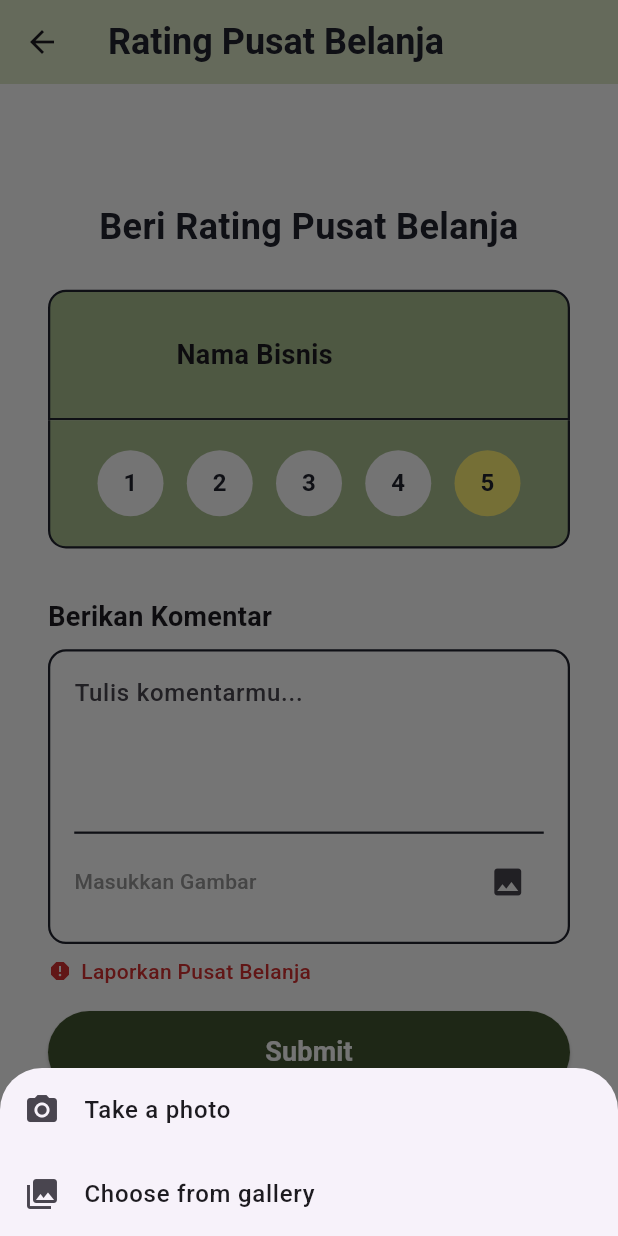
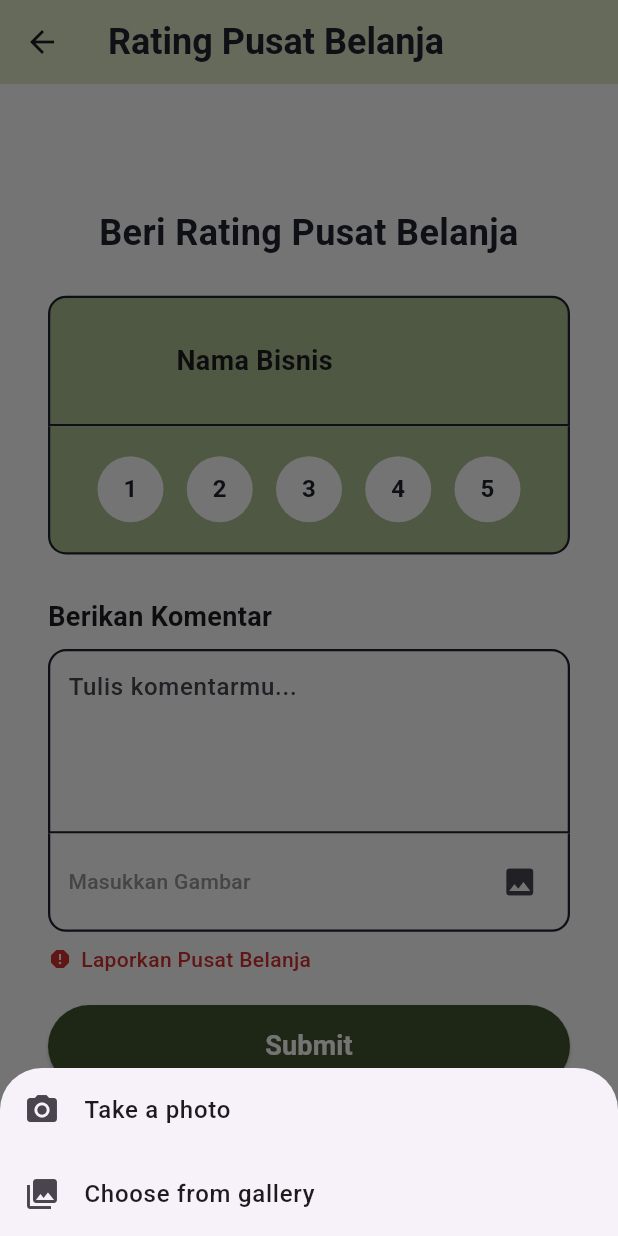
Before and after one commit to jasonrivalino/ta_nutrisenior_app, a Flutter app: the RatingView screen opened directly with empty values, after a tap on the "image" icon, on a phone screen of 412 x 824 dp. Run offline on Flutter 3.47's test engine with Material 3 defaults, Android fonts, the phone set to English and light mode, and no system bars; our stand-ins replace connectivity_plus, flutter_local_notifications, fluttertoast, font_awesome_flutter, go_router, google_sign_in and 2 more; Roboto replaces fonts that are missing (Roboto-Bold, Roboto-Medium).

Commit message:
chore: class separation for rating

```diff
--- a/lib/features/HistorySection/DoneHistory/Rating/rating_view.dart
+++ b/lib/features/HistorySection/DoneHistory/Rating/rating_view.dart
@@ -1,15 +1,15 @@
-import 'dart:io';
-
 import 'package:connectivity_plus/connectivity_plus.dart';
 import 'package:flutter/material.dart';
 import 'package:fluttertoast/fluttertoast.dart';
 import 'package:go_router/go_router.dart';
+import 'package:ta_nutrisenior_app/features/HistorySection/DoneHistory/Rating/rating_widget.dart';
 // import 'package:go_router/go_router.dart';
 import 'package:ta_nutrisenior_app/shared/styles/colors.dart';
 import 'package:ta_nutrisenior_app/shared/styles/fonts.dart';
 import 'package:ta_nutrisenior_app/shared/widgets/appbar.dart';
 
 import '../../../../shared/utils/handling_choose_image.dart';
+import '../../../../shared/widgets/comment_input_card.dart';
 import '../../../../shared/widgets/submit_button.dart';
 
 class RatingView extends StatefulWidget {
@@ -33,7 +33,7 @@ class RatingView extends StatefulWidget {
 }
 
 class _RatingViewState extends State<RatingView> {
-  int selectedRating = 5;
+  int selectedRating = 0;
   final TextEditingController _commentController = TextEditingController();
   final List<String> _selectedImages = [];
 
@@ -95,169 +95,23 @@ class _RatingViewState extends State<RatingView> {
                 textAlign: TextAlign.center,
               ),
               SizedBox(height: MediaQuery.of(context).size.height * 0.03),
-              Container(
-                padding: const EdgeInsets.all(12),
-                decoration: BoxDecoration(
-                  color: AppColors.frogGreen,
-                  borderRadius: const BorderRadius.only(
-                    topLeft: Radius.circular(12),
-                    topRight: Radius.circular(12),
-                  ),
-                  border: Border.all(color: AppColors.dark, width: 1.5),
-                ),
-                child: Row(
-                  children: [
-                    ClipRRect(
-                      borderRadius: BorderRadius.circular(8),
-                      child: Image.asset(
-                        widget.businessImage ?? 'assets/images/dummy/chat/driver.png',
-                        width: 60,
-                        height: 60,
-                        fit: BoxFit.cover,
-                      ),
-                    ),
-                    const SizedBox(width: 12),
-                    Expanded(
-                      child: Text(
-                        ratingTarget,
-                        style: const TextStyle(
-                          fontSize: 18,
-                          fontWeight: FontWeight.bold,
-                          fontFamily: AppFonts.fontBold,
-                        ),
-                      ),
-                    ),
-                  ],
-                ),
+              RatingCard(
+                ratingTarget: ratingTarget,
+                businessImage: widget.businessImage,
+                selectedRating: selectedRating,
+                onRatingSelected: (rating) {
+                  setState(() {
+                    selectedRating = rating;
+                  });
+                },
               ),
-              Container(
-                padding: const EdgeInsets.all(16),
-                decoration: BoxDecoration(
-                  color: AppColors.frogGreen,
-                  borderRadius: const BorderRadius.only(
-                    bottomLeft: Radius.circular(12),
-                    bottomRight: Radius.circular(12),
-                  ),
-                  border: const Border(
-                    left: BorderSide(color: AppColors.dark, width: 1.5),
-                    right: BorderSide(color: AppColors.dark, width: 1.5),
-                    bottom: BorderSide(color: AppColors.dark, width: 1.5),
-                  ),
-                ),
-                child: Row(
-                  mainAxisAlignment: MainAxisAlignment.spaceEvenly,
-                  children: List.generate(5, (index) {
-                    final value = index + 1;
-                    return GestureDetector(
-                      onTap: () => setState(() => selectedRating = value),
-                      child: Padding(
-                        padding: const EdgeInsets.symmetric(vertical: 4),
-                        child: CircleAvatar(
-                          radius: 22,
-                          backgroundColor: selectedRating == value ? AppColors.orangyYellow : AppColors.soapstone,
-                          child: Text(
-                            "$value",
-                            style: TextStyle(
-                              color: AppColors.dark,
-                              fontWeight: FontWeight.bold,
-                            ),
-                          ),
-                        ),
-                      ),
-                    );
-                  }),
-                ),
+              SizedBox(height: MediaQuery.of(context).size.height * 0.035),
+              CommentInputCard(
+                controller: _commentController,
+                selectedImages: _selectedImages,
+                onChooseImage: _handleChooseImage,
+                onRemoveImage: _removeImage,
               ),
-              SizedBox(height: MediaQuery.of(context).size.height * 0.04),
-              const Text("Berikan Komentar",
-                  style: TextStyle(
-                  fontSize: 18,
-                  fontWeight: FontWeight.bold,
-                  fontFamily: AppFonts.fontBold,
-                ),
-              ),
-              SizedBox(height: MediaQuery.of(context).size.height * 0.01),
-              Container(
-                padding: const EdgeInsets.all(16),
-                decoration: BoxDecoration(
-                  color: Colors.white,
-                  border: Border.all(color: AppColors.dark, width: 1.5),
-                  borderRadius: BorderRadius.circular(12),
-                ),
-                child: Column(
-                  children: [
-                    TextField(
-                      controller: _commentController,
-                      maxLines: 4,
-                      decoration: const InputDecoration.collapsed(
-                        hintText: "Tulis komentarmu...",
-                      ),
-                    ),
-                    const SizedBox(height: 8),
-                    Container(
-                      padding: const EdgeInsets.only(top: 8),
-                      decoration: BoxDecoration(
-                        border: const Border(
-                          top: BorderSide(color: AppColors.dark, width: 1.5),
-                        ),
-                      ),
-                      child: Row(
-                        children: [
-                          if (_selectedImages.isEmpty)
-                            const Padding(
-                              padding: EdgeInsets.only(right: 8),
-                              child: Text(
-                                "Masukkan Gambar",
-                                style: TextStyle(
-                                  color: AppColors.darkGray,
-                                  fontSize: 14,
-                                  fontFamily: AppFonts.fontMedium,
-                                  fontWeight: FontWeight.w500,
-                              ),
-                            ),
-                          )
-                          else
-                            ..._selectedImages.asMap().entries.map((entry) {
-                              final index = entry.key;
-                              final imgPath = entry.value;
-                              return Stack(
-                                children: [
-                                  Padding(
-                                    padding: const EdgeInsets.only(right: 8),
-                                    child: Image.file(
-                                      File(imgPath),
-                                      width: 45,
-                                      height: 45,
-                                      fit: BoxFit.cover,
-                                    ),
-                                  ),
-                                  Positioned(
-                                    top: 0,
-                                    right: 0,
-                                    child: GestureDetector(
-                                      onTap: () => _removeImage(index),
-                                      child: const CircleAvatar(
-                                        radius: 10,
-                                        backgroundColor: AppColors.persianRed,
-                                        child: Icon(Icons.close, size: 14, color: Colors.white),
-                                      ),
-                                    ),
-                                  ),
-                                ],
-                              );
-                            }),
-                          const Spacer(),
-                          IconButton(
-                            onPressed: _handleChooseImage,
-                            icon: const Icon(Icons.image),
-                          ),
-                        ],
-                      ),
-                    ),
-                  ],
-                ),
-              ),
-
               SizedBox(height: MediaQuery.of(context).size.height * 0.01),
               GestureDetector(
                 onTap: () {
@@ -280,14 +134,25 @@ class _RatingViewState extends State<RatingView> {
                   ],
                 ),
               ),
-              SizedBox(height: MediaQuery.of(context).size.height * 0.02),
+              SizedBox(height: MediaQuery.of(context).size.height * 0.025),
               SubmitButton(
                 onPressed: () async {
                   // Validate rating and comment
-                  if (_commentController.text.trim().isEmpty) {
+                  if (_commentController.text.trim().isEmpty ) {
                     ScaffoldMessenger.of(context).showSnackBar(
                       const SnackBar(
                         content: Text("Komentar tidak boleh kosong."),
+                        backgroundColor: AppColors.persianRed,
+                        behavior: SnackBarBehavior.floating,
+                      ),
+                    );
+                    return;
+                  }
+
+                  if (selectedRating == 0) {
+                    ScaffoldMessenger.of(context).showSnackBar(
+                      const SnackBar(
+                        content: Text("Rating tidak boleh kosong."),
                         backgroundColor: AppColors.persianRed,
                         behavior: SnackBarBehavior.floating,
                       ),
--- /dev/null
+++ b/lib/features/HistorySection/DoneHistory/Rating/rating_widget.dart
@@ -0,0 +1,101 @@
+import 'package:flutter/material.dart';
+
+import '../../../../shared/styles/colors.dart';
+import '../../../../shared/styles/fonts.dart';
+
+class RatingCard extends StatelessWidget {
+  final String ratingTarget;
+  final String? businessImage;
+  final int selectedRating;
+  final Function(int) onRatingSelected;
+
+  const RatingCard({
+    Key? key,
+    required this.ratingTarget,
+    this.businessImage,
+    required this.selectedRating,
+    required this.onRatingSelected,
+  }) : super(key: key);
+
+  @override
+  Widget build(BuildContext context) {
+    return Column(
+      children: [
+        Container(
+          padding: const EdgeInsets.all(12),
+          decoration: BoxDecoration(
+            color: AppColors.frogGreen,
+            borderRadius: const BorderRadius.only(
+              topLeft: Radius.circular(12),
+              topRight: Radius.circular(12),
+            ),
+            border: Border.all(color: AppColors.dark, width: 1.5),
+          ),
+          child: Row(
+            children: [
+              ClipRRect(
+                borderRadius: BorderRadius.circular(8),
+                child: Image.asset(
+                  businessImage ?? 'assets/images/dummy/chat/driver.png',
+                  width: 60,
+                  height: 60,
+                  fit: BoxFit.cover,
+                ),
+              ),
+              const SizedBox(width: 12),
+              Expanded(
+                child: Text(
+                  ratingTarget,
+                  style: const TextStyle(
+                    fontSize: 18,
+                    fontWeight: FontWeight.bold,
+                    fontFamily: AppFonts.fontBold,
+                  ),
+                ),
+              ),
+            ],
+          ),
+        ),
+        Container(
+          padding: const EdgeInsets.all(16),
+          decoration: BoxDecoration(
+            color: AppColors.frogGreen,
+            borderRadius: const BorderRadius.only(
+              bottomLeft: Radius.circular(12),
+              bottomRight: Radius.circular(12),
+            ),
+            border: const Border(
+              left: BorderSide(color: AppColors.dark, width: 1.5),
+              right: BorderSide(color: AppColors.dark, width: 1.5),
+              bottom: BorderSide(color: AppColors.dark, width: 1.5),
+            ),
+          ),
+          child: Row(
+            mainAxisAlignment: MainAxisAlignment.spaceEvenly,
+            children: List.generate(5, (index) {
+              final value = index + 1;
+              return GestureDetector(
+                onTap: () => onRatingSelected(value),
+                child: Padding(
+                  padding: const EdgeInsets.symmetric(vertical: 4),
+                  child: CircleAvatar(
+                    radius: 22,
+                    backgroundColor:
+                        selectedRating == value ? AppColors.orangyYellow : AppColors.soapstone,
+                    child: Text(
+                      "$value",
+                      style: TextStyle(
+                        color: AppColors.dark,
+                        fontWeight: FontWeight.bold,
+                      ),
+                    ),
+                  ),
+                ),
+              );
+            }),
+          ),
+        ),
+      ],
+    );
+  }
+}
--- /dev/null
+++ b/lib/shared/widgets/comment_input_card.dart
@@ -0,0 +1,131 @@
+import 'dart:io';
+import 'package:flutter/material.dart';
+
+import '../styles/colors.dart';
+import '../styles/fonts.dart';
+
+class CommentInputCard extends StatelessWidget {
+  final TextEditingController controller;
+  final List<String> selectedImages;
+  final VoidCallback onChooseImage;
+  final Function(int) onRemoveImage;
+
+  const CommentInputCard({
+    Key? key,
+    required this.controller,
+    required this.selectedImages,
+    required this.onChooseImage,
+    required this.onRemoveImage,
+  }) : super(key: key);
+
+  @override
+  Widget build(BuildContext context) {
+    return Column(
+      children: [
+        // Comment Title
+        Align(
+          alignment: Alignment.centerLeft,
+          child: Text(
+            "Berikan Komentar",
+            style: TextStyle(
+              fontSize: 18,
+              fontWeight: FontWeight.bold,
+              fontFamily: AppFonts.fontBold,
+            ),
+          ),
+        ),
+        SizedBox(height: MediaQuery.of(context).size.height * 0.01),
+        // Comment input card
+        Container(
+          padding: const EdgeInsets.all(12),
+          decoration: BoxDecoration(
+            color: AppColors.soapstone,
+            borderRadius: const BorderRadius.only(
+              topLeft: Radius.circular(12),
+              topRight: Radius.circular(12),
+            ),
+            border: Border.all(color: AppColors.dark, width: 1.5),
+          ),
+          child: TextField(
+            controller: controller,
+            maxLines: 4,
+            decoration: const InputDecoration.collapsed(
+              hintText: "Tulis komentarmu...",
+            ),
+          ),
+        ),
+        // Image Upload Box
+        Container(
+          padding: const EdgeInsets.fromLTRB(12, 8, 8, 8),
+          decoration: BoxDecoration(
+            color: AppColors.soapstone,
+            borderRadius: const BorderRadius.only(
+              bottomLeft: Radius.circular(12),
+              bottomRight: Radius.circular(12),
+            ),
+            border: const Border(
+              left: BorderSide(color: AppColors.dark, width: 1.5),
+              right: BorderSide(color: AppColors.dark, width: 1.5),
+              bottom: BorderSide(color: AppColors.dark, width: 1.5),
+            ),
+          ),
+          child: Row(
+            children: [
+              if (selectedImages.isEmpty)
+                const Padding(
+                  padding: EdgeInsets.only(right: 8),
+                  child: Text(
+                    "Masukkan Gambar",
+                    style: TextStyle(
+                      color: AppColors.darkGray,
+                      fontSize: 14,
+                      fontFamily: AppFonts.fontMedium,
+                      fontWeight: FontWeight.w500,
+                    ),
+                  ),
+                )
+              else
+                ...selectedImages.asMap().entries.map((entry) {
+                  final index = entry.key;
+                  final path = entry.value;
+                  return Stack(
+                    children: [
+                      Padding(
+                        padding: const EdgeInsets.only(right: 8),
+                        child: ClipRRect(
+                          borderRadius: BorderRadius.circular(6),
+                          child: Image.file(
+                            File(path),
+                            width: 45,
+                            height: 45,
+                            fit: BoxFit.cover,
+                          ),
+                        ),
+                      ),
+                      Positioned(
+                        top: 0,
+                        right: 0,
+                        child: GestureDetector(
+                          onTap: () => onRemoveImage(index),
+                          child: const CircleAvatar(
+                            radius: 10,
+                            backgroundColor: AppColors.persianRed,
+                            child: Icon(Icons.close, size: 14, color: Colors.white),
+                          ),
+                        ),
+                      ),
+                    ],
+                  );
+                }),
+              const Spacer(),
+              IconButton(
+                onPressed: onChooseImage,
+                icon: const Icon(Icons.image),
+              ),
+            ],
+          ),
+        ),
+      ],
+    );
+  }
+}
```
